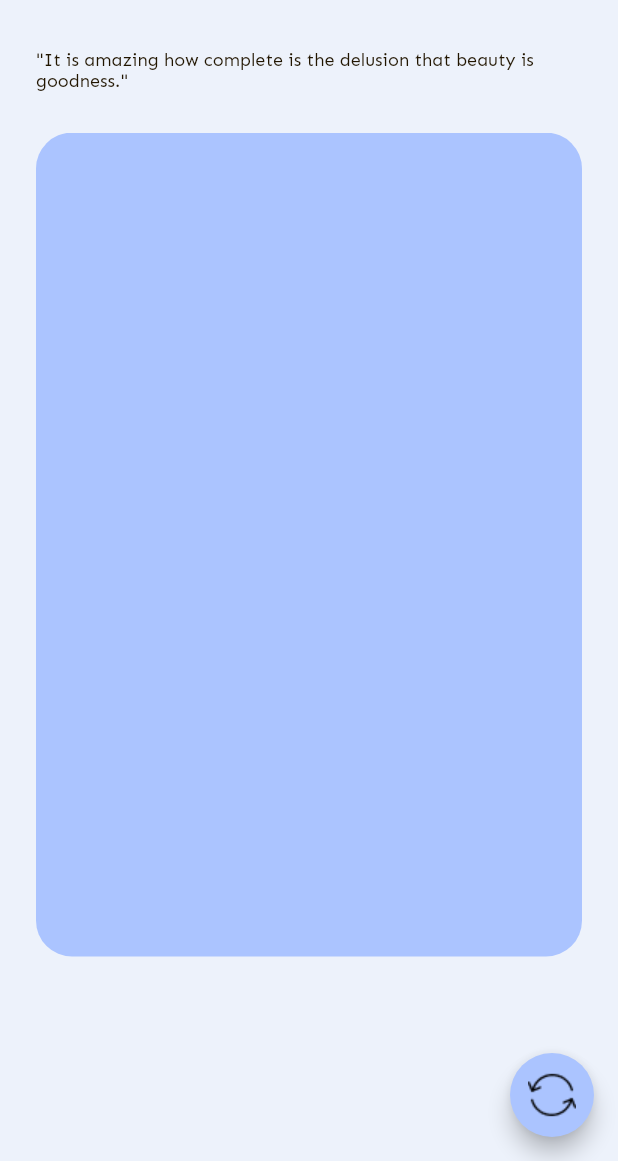
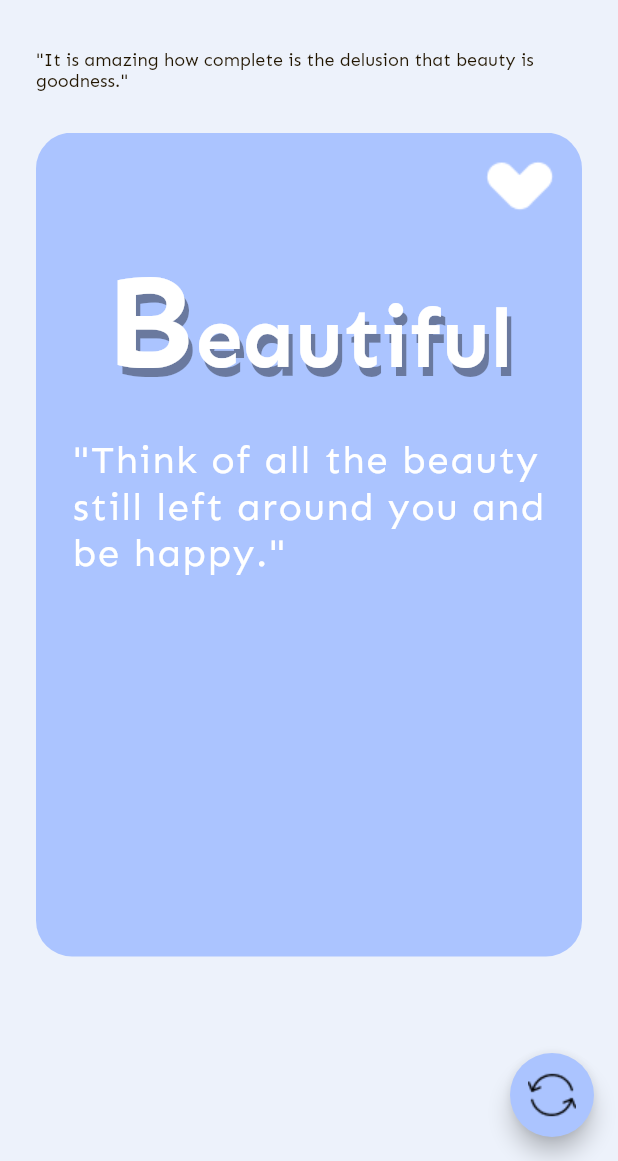
Before and after one commit to DooxFonggg/English_app, a Flutter app: the HomePage screen opened directly, on a phone screen of 412 x 824 dp, the part 75-1236 px from its top. Run offline on Flutter 3.47's test engine with Material 2 defaults, Android fonts, the phone set to English and light mode, and no system bars.

Commit message:
home  page layout card item

```diff
--- a/lib/pages/home_page.dart
+++ b/lib/pages/home_page.dart
@@ -55,6 +55,51 @@ class _HomePageState extends State<HomePage> {
                       decoration: BoxDecoration(
                           color: AppColor.primaryColor,
                           borderRadius: BorderRadius.all(Radius.circular(24))),
+                      child: Column(
+                        children: [
+                          Container(
+                            alignment: Alignment.centerRight,
+                            child: Image.asset(AppAssest.heart),
+                            padding: EdgeInsets.all(16),
+                          ),
+                          RichText(
+                              maxLines: 1,
+                              overflow: TextOverflow.ellipsis,
+                              textAlign: TextAlign.start, // dồn chữ về bên trái
+                              text: TextSpan(
+                                  text: 'B',
+                                  style: TextStyle(
+                                      fontFamily: FontFamily.sen,
+                                      fontSize: 89,
+                                      fontWeight: FontWeight.bold,
+                                      shadows: [
+                                        BoxShadow(
+                                            color: Colors.black38,
+                                            offset: Offset(3, 6)),
+                                      ]),
+                                  children: [
+                                    TextSpan(
+                                      text: 'eautiful',
+                                      style: TextStyle(
+                                          fontFamily: FontFamily.sen,
+                                          fontSize: 56,
+                                          fontWeight: FontWeight.bold,
+                                          shadows: [
+                                            BoxShadow(
+                                                color: Colors.black38,
+                                                offset: Offset(3, 6)),
+                                          ]),
+                                    ),
+                                  ])),
+                          Padding(
+                            padding: const EdgeInsets.all(24),
+                            child: Text(
+                              '"Think of all the beauty still left around you and be happy."',
+                              style: AppStyles.h4.copyWith(letterSpacing: 1),
+                            ),
+                          )
+                        ],
+                      ),
                     );
                   }),
             ),
@@ -62,6 +107,7 @@ class _HomePageState extends State<HomePage> {
         ),
       ),
       floatingActionButton: FloatingActionButton(
+        //thuộc tính này thường được dùng làm nút góc phải điện thoại
         onPressed: () {},
         child: Image.asset(AppAssest.exchange),
         backgroundColor: AppColor.primaryColor,
```
